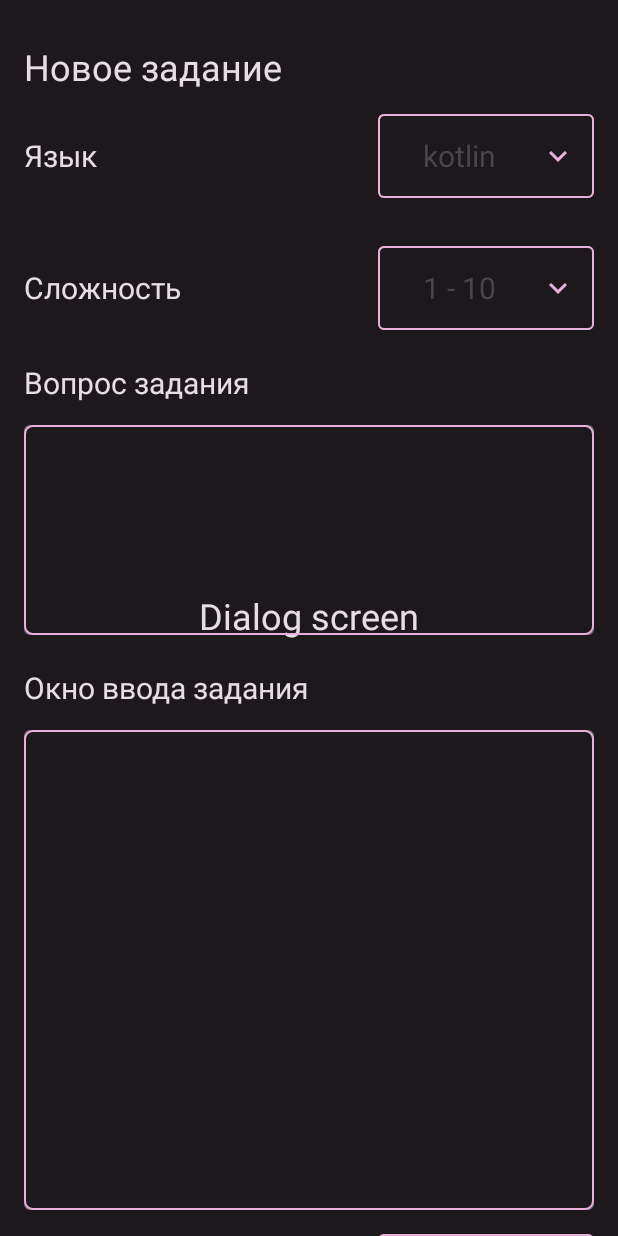
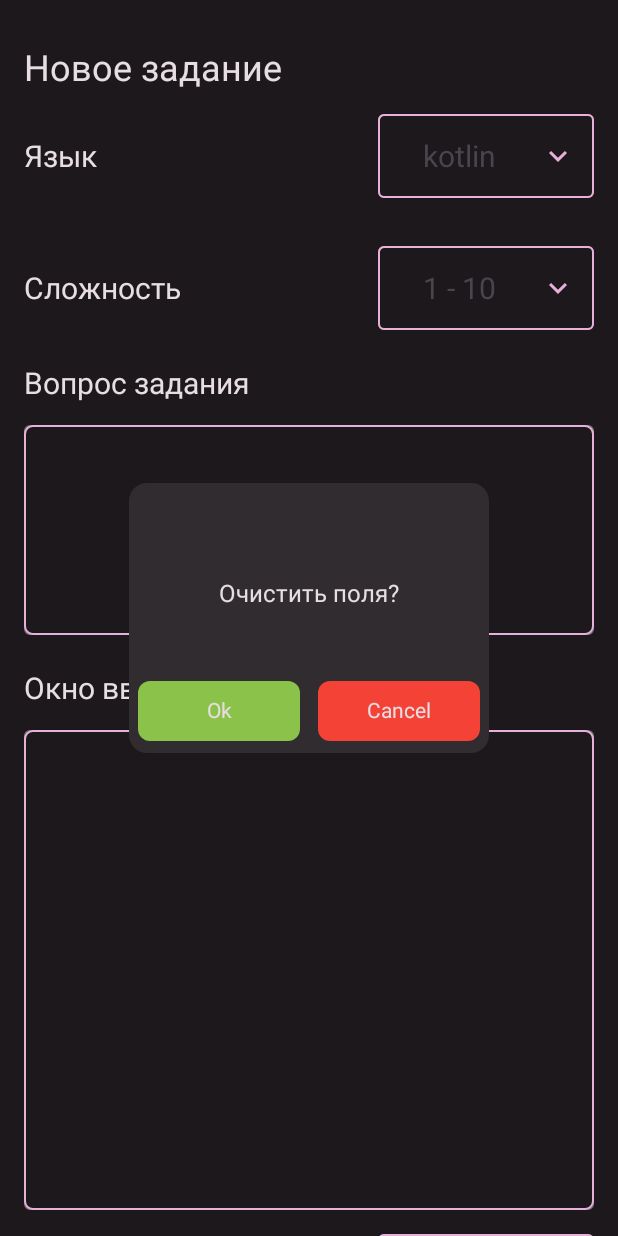
Before and after one commit to vladalexeco/Lazy_Programmer_Alarm_Clock, an Android app built with Jetpack Compose: the @Preview function CreateTaskScreenPreview, on a phone screen of 412 x 824 dp. Run offline under Robolectric (Android 15) with nearby library versions, the phone set to English and light mode, and no system bars.

Commit message:
ConfirmDialogBox added to CreateTaskScreen

```diff
--- a/app/src/main/java/ru/vladalexeco/lazyprogrammer/presentation/state/CreateTaskScreenEvent.kt
+++ b/app/src/main/java/ru/vladalexeco/lazyprogrammer/presentation/state/CreateTaskScreenEvent.kt
@@ -14,4 +14,5 @@ sealed interface CreateTaskScreenEvent {
     data object ResetAllFieldsToTheirDefaultValues : CreateTaskScreenEvent
     data class SaveQuestionValueInSharedPreferences(val questionValue: String) : CreateTaskScreenEvent
     data class SaveCodeValueInSharedPreferences(val codeValue: String) : CreateTaskScreenEvent
+    data class MakeVisibleDialogBox(val isVisible: Boolean) : CreateTaskScreenEvent
 }
--- a/app/src/main/java/ru/vladalexeco/lazyprogrammer/presentation/state/CreateTaskScreenState.kt
+++ b/app/src/main/java/ru/vladalexeco/lazyprogrammer/presentation/state/CreateTaskScreenState.kt
@@ -11,5 +11,6 @@ data class CreateTaskScreenState(
     val numberOfAnswers: String = DEFAULT_NUMBER_OF_ANSWERS,
     val answerOptions: List<String> = List(DEFAULT_NUMBER_OF_ANSWERS.toInt()) { (it + 1).toString() },
     val answerOptionsCurrentValue: String = EMPTY_STRING,
-    val answersList: List<String> = List(DEFAULT_NUMBER_OF_ANSWERS.toInt()) { "" }
+    val answersList: List<String> = List(DEFAULT_NUMBER_OF_ANSWERS.toInt()) { "" },
+    val confirmDialogIsVisible: Boolean = false
 )
--- a/app/src/main/java/ru/vladalexeco/lazyprogrammer/presentation/ui/screens/CreateTaskScreen.kt
+++ b/app/src/main/java/ru/vladalexeco/lazyprogrammer/presentation/ui/screens/CreateTaskScreen.kt
@@ -3,6 +3,7 @@ package ru.vladalexeco.lazyprogrammer.presentation.ui.screens
 import android.widget.Toast
 import androidx.compose.foundation.background
 import androidx.compose.foundation.border
+import androidx.compose.foundation.clickable
 import androidx.compose.foundation.layout.Box
 import androidx.compose.foundation.layout.Column
 import androidx.compose.foundation.layout.Row
@@ -44,6 +45,7 @@ import ru.vladalexeco.lazyprogrammer.presentation.ui.theme.BackgroundColor
 import ru.vladalexeco.lazyprogrammer.presentation.ui.theme.MainTextColor
 import ru.vladalexeco.lazyprogrammer.presentation.ui.theme.RightAnswerColor
 import ru.vladalexeco.lazyprogrammer.presentation.ui.views.alarm_task_screen.SimpleButton
+import ru.vladalexeco.lazyprogrammer.presentation.ui.views.create_task_screen.ConfirmDialogBox
 import ru.vladalexeco.lazyprogrammer.presentation.ui.views.create_task_screen.DropdownList
 import ru.vladalexeco.lazyprogrammer.presentation.ui.views.create_task_screen.RowOfAnswers
 import ru.vladalexeco.lazyprogrammer.presentation.viewmodel.CreateTaskScreenViewModel
@@ -106,16 +108,10 @@ fun CreateTaskScreen(
             .background(color = BackgroundColor),
         contentAlignment = Alignment.Center
     ) {
+            Column(
+                modifier = Modifier.verticalScroll(rememberScrollState())
+            ) {
 
-        Text(
-            text = "Dialog screen",
-            style = TextStyle(color = MainTextColor, fontSize = 24.sp)
-        )
-
-        Column(
-            modifier = Modifier
-                .verticalScroll(rememberScrollState())
-        ) {
                 Text(
                     modifier = Modifier.padding(start = 16.dp, top = 32.dp),
                     text = "Новое задание",
@@ -322,7 +318,7 @@ fun CreateTaskScreen(
                     backgroundColor = AccentColor,
                     textColor = MainTextColor,
                     onClick = {
-                    onEvent.invoke(CreateTaskScreenEvent.ResetAllFieldsToTheirDefaultValues)
+                        onEvent.invoke(CreateTaskScreenEvent.MakeVisibleDialogBox(isVisible = true))
                     }
                 )
 
@@ -331,15 +327,25 @@ fun CreateTaskScreen(
                 )
         }
 
+        if (state.confirmDialogIsVisible) {
+            ConfirmDialogBox(
+                text = "Очистить поля?",
+                onConfirm = {
+                    onEvent.invoke(CreateTaskScreenEvent.ResetAllFieldsToTheirDefaultValues)
+                },
+                onCancel = {
+                    onEvent.invoke(CreateTaskScreenEvent.MakeVisibleDialogBox(isVisible = false))
                 }
-
+            )
+        }
+    }
 }
 
 @Composable
 @Preview(showBackground = true)
 fun CreateTaskScreenPreview() {
     CreateTaskScreen(
-        state = CreateTaskScreenState(),
+        state = CreateTaskScreenState(confirmDialogIsVisible = true),
         onEvent = {}
     )
 }
--- a/app/src/main/java/ru/vladalexeco/lazyprogrammer/presentation/ui/views/create_task_screen/ConfirmDialogBox.kt
+++ b/app/src/main/java/ru/vladalexeco/lazyprogrammer/presentation/ui/views/create_task_screen/ConfirmDialogBox.kt
@@ -26,6 +26,7 @@ import ru.vladalexeco.lazyprogrammer.presentation.ui.views.alarm_task_screen.Sim
 
 @Composable
 fun ConfirmDialogBox(
+    modifier: Modifier = Modifier,
     width: Dp = 240.dp,
     height: Dp = 180.dp,
     backgroundColor: Color = DialogBoxColor,
```
Also changed, not shown: app/src/main/java/ru/vladalexeco/lazyprogrammer/presentation/viewmodel/CreateTaskScreenViewModel.kt (+12 -0 lines). Lines whose indentation alone changed are shown as unchanged.
